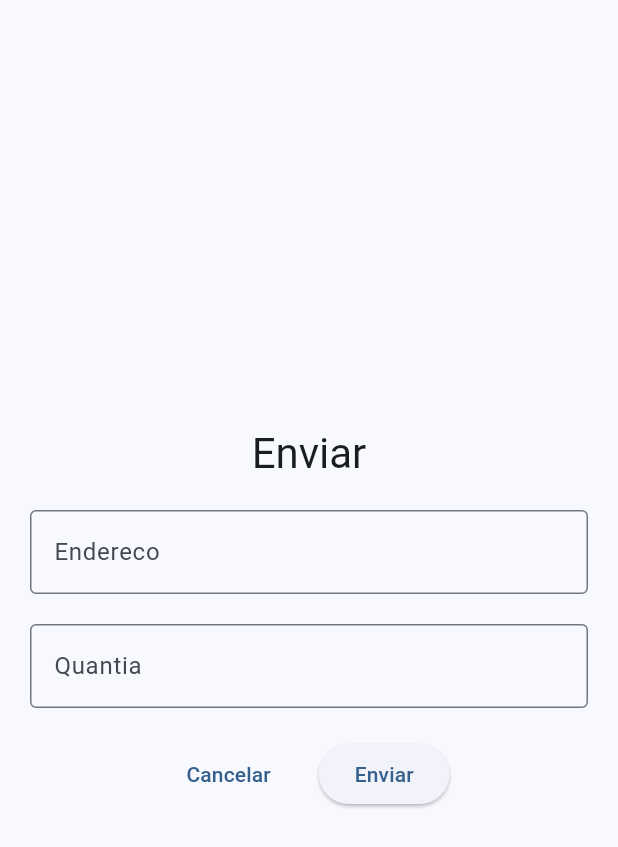
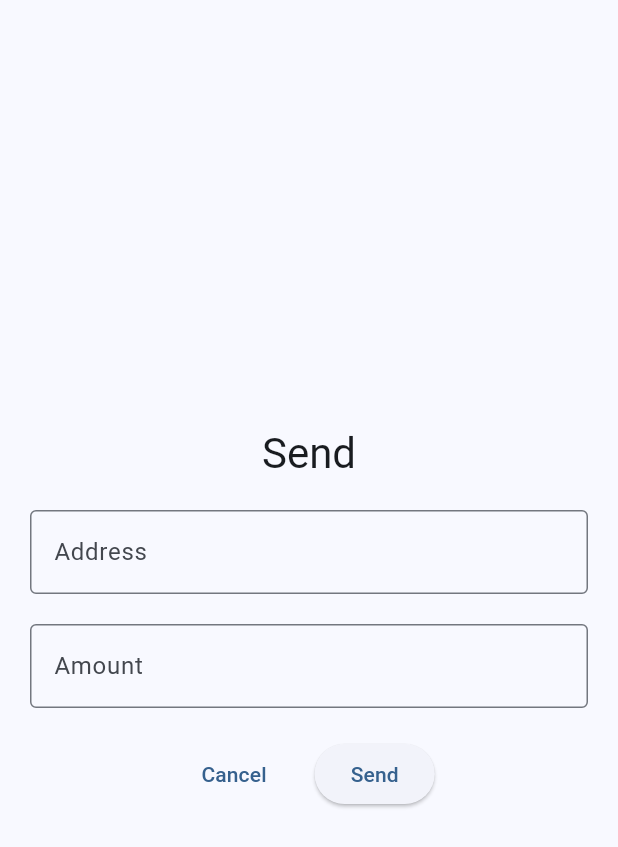
Before and after one commit to MAGICGrants/skylight-wallet, a Flutter app: the SendScreen screen opened by its route, on a phone screen of 412 x 824 dp. Shown: the top 847 px of the screen. Run offline on Flutter 3.47's test engine with Material 3 defaults, Android fonts, the phone set to English and light mode, and no system bars; our stand-ins replace flutter_local_notifications, flutter_riverpod, qr_flutter, share_plus, shared_preferences, timeago; missing offline and left inert: monero, tor_ffi_plugin, workmanager; accounts and stored records are empty.

```diff
--- a/lib/consts.dart
+++ b/lib/consts.dart
@@ -1,3 +1,4 @@
 const String walletFileName = 'mywallet';
+const String torDataDirName = 'tor';
 const int txDirectionIncoming = 0;
 const int txDirectionOutgoing = 1;
--- a/lib/l10n/app_en.arb
+++ b/lib/l10n/app_en.arb
@@ -13,8 +13,9 @@
   "connectionSetupAddressHint": "e.g. 192.168.1.1:18090 or example.com:18090",
   "connectionSetupProxyPortLabel": "Proxy Port (optional)",
   "connectionSetupProxyPortHint": "e.g. 4444 for I2P",
+  "connectionSetupUseTorLabel": "Use Tor",
   "connectionSetupUseSslLabel": "Use SSL",
-  "connectionSetupTestConnectionButton": "TestConnection",
+  "connectionSetupTestConnectionButton": "Test Connection",
   "connectionSetupContinueButton": "Continue",
   "createWalletTitle": "Create Wallet",
   "createWalletDescription": "Do you already have a Monero wallet seed, or do you need to make a new one?",
@@ -42,13 +43,13 @@
   "receiveShareButton": "Share",
   "receiveShowSubaddressButton": "Show Subaddress",
   "receiveShowPrimaryAddressButton": "Show Primary Address",
-  "sendTitle": "Enviar",
-  "sendAddressLabel": "Endereco",
-  "sendAmountLabel": "Quantia",
-  "sendCancelButton": "Cancelar",
-  "sendSendButton": "Enviar",
-  "sendOpenAliasResolveError": "OpenAlias invalido.",
-  "sendInvalidAddressError": "Endereco invalido.",
+  "sendTitle": "Send",
+  "sendAddressLabel": "Address",
+  "sendAmountLabel": "Amount",
+  "sendCancelButton": "Cancel",
+  "sendSendButton": "Send",
+  "sendOpenAliasResolveError": "Invalid OpenAlias.",
+  "sendInvalidAddressError": "Invalid address.",
   "settingsTitle": "Settings",
   "settingsNotifyNewTxs": "Notify New Transactions",
   "settingsLanguageLabel": "Language",
--- a/lib/l10n/app_localizations.dart
+++ b/lib/l10n/app_localizations.dart
@@ -176,6 +176,12 @@ abstract class AppLocalizations {
   /// **'e.g. 4444 for I2P'**
   String get connectionSetupProxyPortHint;
 
+  /// No description provided for @connectionSetupUseTorLabel.
+  ///
+  /// In en, this message translates to:
+  /// **'Use Tor'**
+  String get connectionSetupUseTorLabel;
+
   /// No description provided for @connectionSetupUseSslLabel.
   ///
   /// In en, this message translates to:
@@ -185,7 +191,7 @@ abstract class AppLocalizations {
   /// No description provided for @connectionSetupTestConnectionButton.
   ///
   /// In en, this message translates to:
-  /// **'TestConnection'**
+  /// **'Test Connection'**
   String get connectionSetupTestConnectionButton;
 
   /// No description provided for @connectionSetupContinueButton.
@@ -353,43 +359,43 @@ abstract class AppLocalizations {
   /// No description provided for @sendTitle.
   ///
   /// In en, this message translates to:
-  /// **'Enviar'**
+  /// **'Send'**
   String get sendTitle;
 
   /// No description provided for @sendAddressLabel.
   ///
   /// In en, this message translates to:
-  /// **'Endereco'**
+  /// **'Address'**
   String get sendAddressLabel;
 
   /// No description provided for @sendAmountLabel.
   ///
   /// In en, this message translates to:
-  /// **'Quantia'**
+  /// **'Amount'**
   String get sendAmountLabel;
 
   /// No description provided for @sendCancelButton.
   ///
   /// In en, this message translates to:
-  /// **'Cancelar'**
+  /// **'Cancel'**
   String get sendCancelButton;
 
   /// No description provided for @sendSendButton.
   ///
   /// In en, this message translates to:
-  /// **'Enviar'**
+  /// **'Send'**
   String get sendSendButton;
 
   /// No description provided for @sendOpenAliasResolveError.
   ///
   /// In en, this message translates to:
-  /// **'OpenAlias invalido.'**
+  /// **'Invalid OpenAlias.'**
   String get sendOpenAliasResolveError;
 
   /// No description provided for @sendInvalidAddressError.
   ///
   /// In en, this message translates to:
-  /// **'Endereco invalido.'**
+  /// **'Invalid address.'**
   String get sendInvalidAddressError;
 
   /// No description provided for @settingsTitle.
--- a/lib/l10n/app_localizations_en.dart
+++ b/lib/l10n/app_localizations_en.dart
@@ -52,10 +52,13 @@ class AppLocalizationsEn extends AppLocalizations {
   String get connectionSetupProxyPortHint => 'e.g. 4444 for I2P';
 
   @override
+  String get connectionSetupUseTorLabel => 'Use Tor';
+
+  @override
   String get connectionSetupUseSslLabel => 'Use SSL';
 
   @override
-  String get connectionSetupTestConnectionButton => 'TestConnection';
+  String get connectionSetupTestConnectionButton => 'Test Connection';
 
   @override
   String get connectionSetupContinueButton => 'Continue';
@@ -144,25 +147,25 @@ class AppLocalizationsEn extends AppLocalizations {
   String get receiveShowPrimaryAddressButton => 'Show Primary Address';
 
   @override
-  String get sendTitle => 'Enviar';
+  String get sendTitle => 'Send';
 
   @override
-  String get sendAddressLabel => 'Endereco';
+  String get sendAddressLabel => 'Address';
 
   @override
-  String get sendAmountLabel => 'Quantia';
+  String get sendAmountLabel => 'Amount';
 
   @override
-  String get sendCancelButton => 'Cancelar';
+  String get sendCancelButton => 'Cancel';
 
   @override
-  String get sendSendButton => 'Enviar';
+  String get sendSendButton => 'Send';
 
   @override
-  String get sendOpenAliasResolveError => 'OpenAlias invalido.';
+  String get sendOpenAliasResolveError => 'Invalid OpenAlias.';
 
   @override
-  String get sendInvalidAddressError => 'Endereco invalido.';
+  String get sendInvalidAddressError => 'Invalid address.';
 
   @override
   String get settingsTitle => 'Settings';
--- a/lib/l10n/app_localizations_pt.dart
+++ b/lib/l10n/app_localizations_pt.dart
@@ -50,6 +50,9 @@ class AppLocalizationsPt extends AppLocalizations {
 
   @override
   String get connectionSetupProxyPortHint => 'ex: 4444 para I2P';
+
+  @override
+  String get connectionSetupUseTorLabel => 'Usar Tor';
 
   @override
   String get connectionSetupUseSslLabel => 'Usar SSL';
--- a/lib/l10n/app_pt.arb
+++ b/lib/l10n/app_pt.arb
@@ -13,6 +13,7 @@
   "connectionSetupAddressHint": "ex: 192.168.1.1:18090 ou exemplo.com:18090",
   "connectionSetupProxyPortLabel": "Porta do Proxy (opcional)",
   "connectionSetupProxyPortHint": "ex: 4444 para I2P",
+  "connectionSetupUseTorLabel": "Usar Tor",
   "connectionSetupUseSslLabel": "Usar SSL",
   "connectionSetupTestConnectionButton": "Testar Conexão",
   "connectionSetupContinueButton": "Continuar",
--- a/lib/main.dart
+++ b/lib/main.dart
@@ -1,10 +1,8 @@
-import 'dart:ui';
-
 import 'package:flutter/material.dart';
-import 'package:monero_light_wallet/models/language_model.dart';
 import 'package:provider/provider.dart';
 import 'package:shared_preferences/shared_preferences.dart';
 import 'package:timeago/timeago.dart' as timeago;
+import 'package:monero_light_wallet/models/language_model.dart';
 import 'package:monero_light_wallet/l10n/app_localizations.dart';
 import 'package:monero_light_wallet/services/notifications_service.dart';
 import 'package:monero_light_wallet/screens/settings.dart';
--- a/lib/screens/send.dart
+++ b/lib/screens/send.dart
@@ -19,7 +19,7 @@ class _SendScreenState extends State<SendScreen> {
   String _destinationAddressError = '';
 
   void _send() {
-    final i18n = Provider.of<AppLocalizations>(context);
+    final i18n = AppLocalizations.of(context)!;
 
     setState(() {
       _isLoading = true;
--- a/lib/services/shared_preferences_service.dart
+++ b/lib/services/shared_preferences_service.dart
@@ -5,6 +5,7 @@ class SharedPreferencesKeys {
   static const String notificationsEnabled = 'notificationsEnabled';
   static const String connectionAddress = 'connectionAddress';
   static const String connectionProxyPort = 'connectionProxyPort';
+  static const String connectionUseTor = 'connectionUseTor';
   static const String connectionUseSsl = 'connectionUseSsl';
 }
 
--- a/pubspec.yaml
+++ b/pubspec.yaml
@@ -34,6 +34,9 @@ dependencies:
   flutter_localizations:
     sdk: flutter
 
+  tor_ffi_plugin:
+    path: ./external/tor
+
   # The following adds the Cupertino Icons font to your application.
   # Use with the CupertinoIcons class for iOS style icons.
   cupertino_icons: ^1.0.8
@@ -55,6 +58,7 @@ dependencies:
   workmanager: ^0.8.0
   flutter_local_notifications: ^19.4.0
   timeago: ^3.7.1
+  flutter_riverpod: ^2.6.1
 
 dev_dependencies:
   flutter_test:
```
Also changed, not shown: lib/models/wallet_model.dart (+39 -15 lines), lib/periodic_tasks.dart (+2 -9 lines), lib/screens/connection_setup.dart (+46 -9 lines), lib/services/tor_service.dart (added, +78 -0 lines), lib/util/dirs.dart (added, +11 -0 lines), pubspec.lock, 4 other files.
